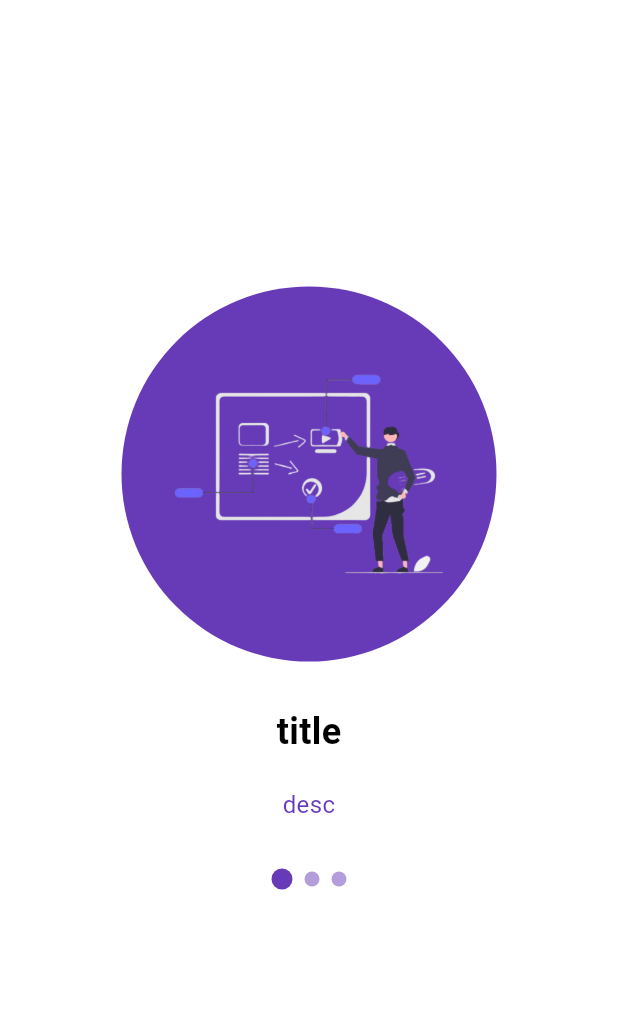
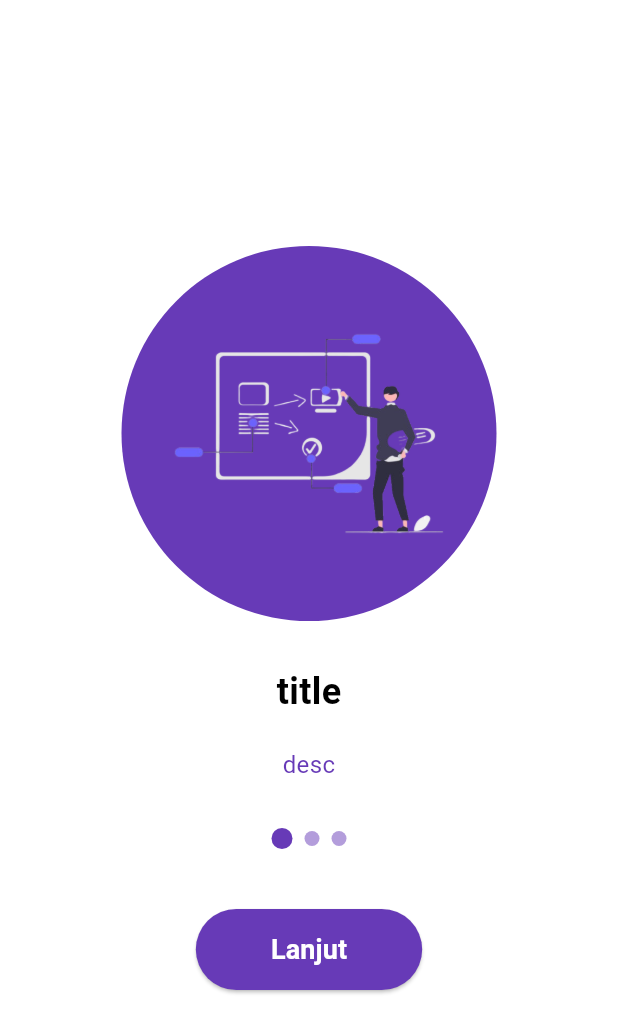
Before and after one commit to hiofadlikaakbar/revisi_uts_hio, a Flutter app: the screen it shows after launch, on a phone screen of 412 x 824 dp. Shown: the top 1033 px of the screen. Run offline on Flutter 3.47's test engine with Material 3 defaults, Android fonts, the phone set to English and light mode, and no system bars.

Commit message:
membuat file screen 2

```diff
--- a/lib/screen/screen_1.dart
+++ b/lib/screen/screen_1.dart
@@ -28,8 +28,6 @@ class Screen1 extends StatelessWidget {
             ),
 
             const SizedBox(height: 30),
-
-            // 🔸 Teks dengan font Roboto
             const Text(
               'title',
               style: TextStyle(
@@ -39,7 +37,6 @@ class Screen1 extends StatelessWidget {
                 fontWeight: FontWeight.bold,
               ),
             ),
-
             const SizedBox(height: 20),
 
             // Paragraf
@@ -71,34 +68,32 @@ class Screen1 extends StatelessWidget {
 
             const SizedBox(height: 40),
 
-            // ElevatedButton(
-            //   onPressed: () {
-            //     Navigator.push(
-            //       context,
-            //       MaterialPageRoute(
-            //         builder: (context) => const Screen2(),
-            //       ),
-            //     );
-            //   },
-            //   style: ElevatedButton.styleFrom(
-            //     backgroundColor: Colors.deepPurple,
-            //     padding: const EdgeInsets.symmetric(
-            //       horizontal: 50,
-            //       vertical: 14,
-            //     ),
-            //     shape: RoundedRectangleBorder(
-            //       borderRadius: BorderRadius.circular(30),
-            //     ),
-            //   ),
-            //   child: const Text(
-            //     'Lanjut',
-            //     style: TextStyle(
-            //       fontSize: 18,
-            //       color: Colors.white,
-            //       fontWeight: FontWeight.bold,
-            //     ),
-            //   ),
-            // ),
+            ElevatedButton(
+              onPressed: () {
+                Navigator.push(
+                  context,
+                  MaterialPageRoute(builder: (context) => const Screen2()),
+                );
+              },
+              style: ElevatedButton.styleFrom(
+                backgroundColor: Colors.deepPurple,
+                padding: const EdgeInsets.symmetric(
+                  horizontal: 50,
+                  vertical: 14,
+                ),
+                shape: RoundedRectangleBorder(
+                  borderRadius: BorderRadius.circular(30),
+                ),
+              ),
+              child: const Text(
+                'Lanjut',
+                style: TextStyle(
+                  fontSize: 18,
+                  color: Colors.white,
+                  fontWeight: FontWeight.bold,
+                ),
+              ),
+            ),
           ],
         ),
       ),
```
Also changed, not shown: lib/screen/screen_2.dart (added).
